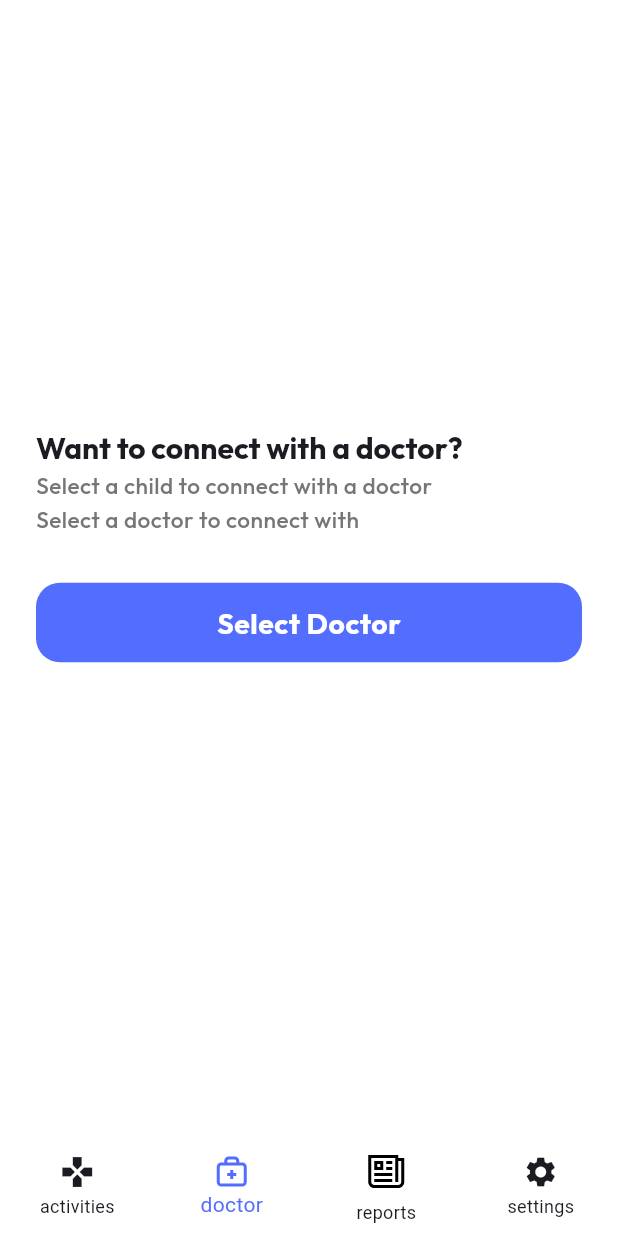
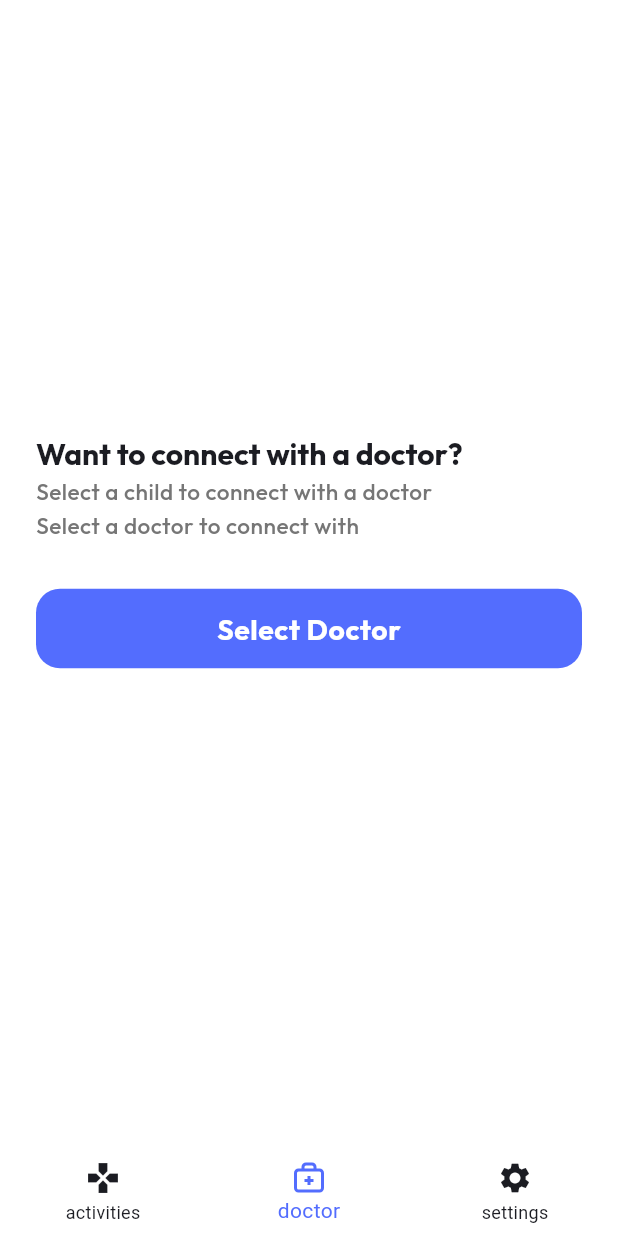
Before and after one commit to MohammedShuqair/Brite-Eye, a Flutter app: the HomeScreen screen opened by its route, item 2 of the bottom bar chosen, on a phone screen of 412 x 824 dp. Run offline on Flutter 3.47's test engine with Material 3 defaults, Android fonts, the phone set to English and light mode, and no system bars; our stand-ins replace dartz, email_validator, flutter_screenutil, flutter_secure_storage, flutter_svg, get_it and 5 more; missing offline and left inert: flutter_pannable_rating_bar, http_interceptor; accounts and stored records are empty; statements that could not run were skipped.

Commit message:
remove reports screen

```diff
--- a/lib/faetures/home/logic/home_provider.dart
+++ b/lib/faetures/home/logic/home_provider.dart
@@ -79,9 +79,6 @@ class HomeProvider extends ChangeNotifier {
         DoctorScreen(
           doctorProvider: doctorProvider,
         ),
-        Container(
-          color: Colors.blue,
-        ),
         const ProfileScreen(),
       ];
 
--- a/lib/faetures/home/ui/home_screen.dart
+++ b/lib/faetures/home/ui/home_screen.dart
@@ -60,16 +60,6 @@ class _HomeScreenState extends State<HomeScreen> {
                   ),
                   label: "doctor",
                 ),
-                BottomNavigationBarItem(
-                  icon: Assets.icons.report.svg(),
-                  activeIcon: Assets.icons.report.svg(
-                    colorFilter: ColorFilter.mode(
-                      context.primary,
-                      BlendMode.srcIn,
-                    ),
-                  ),
-                  label: "reports",
-                ),
                 const BottomNavigationBarItem(
                   icon: Icon(Icons.settings),
                   label: "settings",
```
